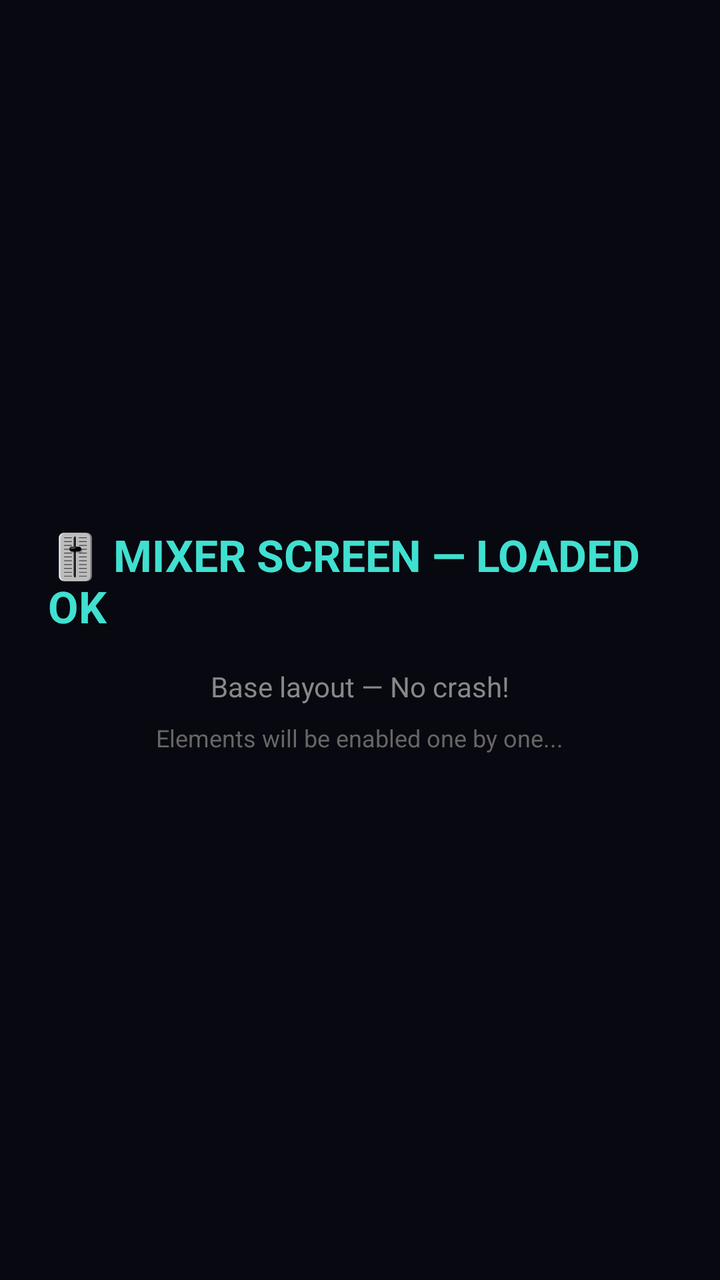
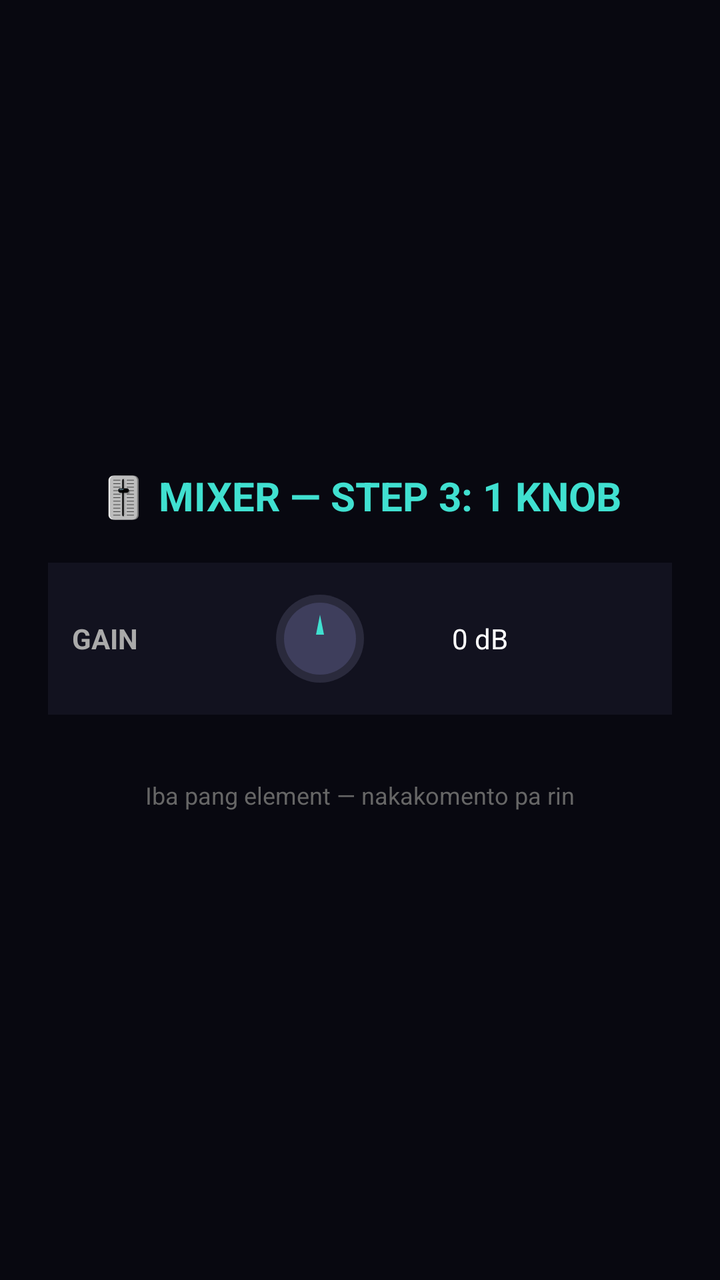

Before-and-after screenshots of an Android layout around one commit, followed by the original layout XML and the change that was made.
<!-- AndroidManifest.xml: activity theme Theme.AppCompat.Light.NoActionBar -->
<!-- res/layout/fragment_mixer.xml -->
<?xml version="1.0" encoding="utf-8"?>
<ScrollView
    xmlns:android="http://schemas.android.com/apk/res/android"
    android:layout_width="match_parent"
    android:layout_height="match_parent"
    android:background="#080810"
    android:fillViewport="true">

    <LinearLayout
        android:layout_width="match_parent"
        android:layout_height="wrap_content"
        android:orientation="vertical"
        android:gravity="center"
        android:padding="24dp">

        
        <TextView
            android:layout_width="wrap_content"
            android:layout_height="wrap_content"
            android:text="🎚️ MIXER SCREEN — LOADED OK"
            android:textColor="#40E0D0"
            android:textSize="22sp"
            android:textStyle="bold"
            android:layout_marginBottom="16dp"/>

        <TextView
            android:layout_width="wrap_content"
            android:layout_height="wrap_content"
            android:text="Base layout — No crash!"
            android:textColor="#888888"
            android:textSize="14sp"
            android:layout_marginBottom="8dp"/>

        <TextView
            android:layout_width="wrap_content"
            android:layout_height="wrap_content"
            android:text="Elements will be enabled one by one..."
            android:textColor="#666666"
            android:textSize="12sp"/>

        
        
        
        
        
        
        
        

        
        
        
        
        
        
        
        
        
        
        
        
        

        
        
        
        

        
        
        
        
        

    </LinearLayout>

</ScrollView>
<!-- resources referenced by this layout -->
<resources>

</resources>

<!-- the commit's change to res/layout/fragment_mixer.xml (unified diff, before → after) -->
@@ -13,64 +13,66 @@
         android:gravity="center"
         android:padding="24dp">
 
-        
         <TextView
             android:layout_width="wrap_content"
             android:layout_height="wrap_content"
-            android:text="🎚️ MIXER SCREEN — LOADED OK"
+            android:text="🎚️ MIXER — STEP 3: 1 KNOB"
             android:textColor="#40E0D0"
-            android:textSize="22sp"
+            android:textSize="20sp"
             android:textStyle="bold"
-            android:layout_marginBottom="16dp"/>
-
-        <TextView
-            android:layout_width="wrap_content"
-            android:layout_height="wrap_content"
-            android:text="Base layout — No crash!"
-            android:textColor="#888888"
-            android:textSize="14sp"
-            android:layout_marginBottom="8dp"/>
-
-        <TextView
-            android:layout_width="wrap_content"
-            android:layout_height="wrap_content"
-            android:text="Elements will be enabled one by one..."
-            android:textColor="#666666"
-            android:textSize="12sp"/>
+            android:layout_marginBottom="20dp"/>
 
         
         
         
-        
-        
-        
-        
-        
+        <LinearLayout
+            android:layout_width="match_parent"
+            android:layout_height="wrap_content"
+            android:orientation="horizontal"
+            android:padding="12dp"
+            android:gravity="center_vertical"
+            android:background="#12121F"
+            android:layout_marginBottom="12dp">
 
-        
-        
-        
-        
-        
-        
-        
-        
-        
-        
-        
-        
-        
+            <TextView
+                android:layout_width="90dp"
+                android:layout_height="wrap_content"
+                android:text="GAIN"
+                android:textColor="#AAAAAA"
+                android:textSize="14sp"
+                android:textStyle="bold"/>
+
+            
+            <ImageView
+                android:id="@+id/knob_gain"
+                android:layout_width="52dp"
+                android:layout_height="52dp"
+                android:src="@drawable/ic_knob"
+                android:layout_marginStart="8dp"/>
+
+            <TextView
+                android:id="@+id/val_gain"
+                android:layout_width="60dp"
+                android:layout_height="wrap_content"
+                android:text="0 dB"
+                android:textColor="#FFFFFF"
+                android:textSize="14sp"
+                android:gravity="end"
+                android:layout_marginStart="8dp"/>
+        </LinearLayout>
 
         
         
         
         
 
-        
-        
-        
-        
-        
+        <TextView
+            android:layout_width="wrap_content"
+            android:layout_height="wrap_content"
+            android:text="Iba pang element — nakakomento pa rin"
+            android:textColor="#666666"
+            android:textSize="12sp"
+            android:layout_marginTop="20dp"/>
 
     </LinearLayout>
 
<!-- resource entries referenced after the edit -->
@@ -1,5 +1,24 @@
 <!-- resources referenced by this layout -->
 <resources>
-
+  <!-- drawable ic_knob (drawable) -->
+  <?xml version="1.0" encoding="utf-8"?>
+  <vector xmlns:android="http://schemas.android.com/apk/res/android"
+      android:width="52dp"
+      android:height="52dp"
+      android:viewportWidth="52"
+      android:viewportHeight="52">
+      
+      <path
+          android:fillColor="#2A2A3C"
+          android:pathData="M26,4C13.85,4 4,13.85 4,26s9.85,22 22,22 22,-9.85 22,-22S38.15,4 26,4z"/>
+      
+      <path
+          android:fillColor="#3E3E5C"
+          android:pathData="M26,8C15.94,8 8,15.94 8,26s7.94,18 18,18 18,-7.94 18,-18S36.06,8 26,8z"/>
+      
+      <path
+          android:fillColor="#40E0D0"
+          android:pathData="M26,14 L28,24 L24,24 Z"/>
+  </vector>
 </resources>
 
